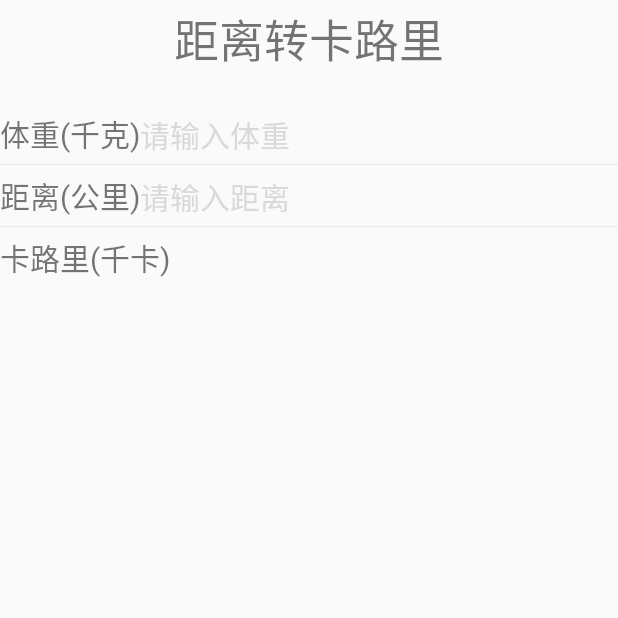
After one commit to skyinu/RunMap, an Android app: the CalorieActivity screen opened directly, with no data from a screen before it, on a phone screen of 412 x 824 dp, the top half of it. The commit adds this screen. Run offline under Robolectric (Android 15) with nearby library versions, the phone set to English and light mode, and no system bars.

Commit message:
add new function about distance to carlorie

```diff
--- a/app/src/main/AndroidManifest.xml
+++ b/app/src/main/AndroidManifest.xml
@@ -47,6 +47,7 @@
         <activity android:name=".activity.MainActivity"/>
         <activity android:name=".activity.ReviewActivity"/>
         <activity android:name=".activity.BuildingActivity"/>
+        <activity android:name=".activity.CalorieActivity"/>
         <activity android:name=".wxapi.WXEntryActivity"
             android:label="@string/app_name"
             android:exported="true"
--- /dev/null
+++ b/app/src/main/java/com/stdnull/runmap/activity/CalorieActivity.java
@@ -0,0 +1,57 @@
+package com.stdnull.runmap.activity;
+
+import android.os.Bundle;
+import android.text.Editable;
+import android.text.TextWatcher;
+import android.widget.EditText;
+import android.widget.TextView;
+
+import com.stdnull.runmap.R;
+
+/**
+ * Created by chen on 2017/2/14.
+ */
+
+public class CalorieActivity extends BaseActivity implements TextWatcher{
+    private EditText mEditWeight;
+    private EditText mEditDistance;
+    private TextView mTvCalorie;
+    @Override
+    protected void onCreate(Bundle savedInstanceState) {
+        super.onCreate(savedInstanceState);
+        setContentView(R.layout.activity_calorie);
+        initView();
+    }
+
+    private void initView() {
+        mEditDistance = (EditText) findViewById(R.id.edit_distance);
+        mEditWeight = (EditText) findViewById(R.id.edit_weight);
+        mTvCalorie = (TextView) findViewById(R.id.text_calorie);
+        mEditWeight.addTextChangedListener(this);
+        mEditDistance.addTextChangedListener(this);
+    }
+
+    @Override
+    public void beforeTextChanged(CharSequence s, int start, int count, int after) {
+
+    }
+
+    @Override
+    public void onTextChanged(CharSequence s, int start, int before, int count) {
+
+    }
+
+    @Override
+    public void afterTextChanged(Editable s) {
+        String distance = mEditDistance.getText().toString();
+        String weight = mEditWeight.getText().toString();
+        try{
+            float dis = Float.valueOf(distance);
+            float wei = Float.valueOf(weight);
+            float res = dis * wei * 1.036F;
+            mTvCalorie.setText(res+"");
+        }catch (Exception e){
+
+        }
+    }
+}
--- /dev/null
+++ b/app/src/main/res/layout/activity_calorie.xml
@@ -0,0 +1,92 @@
+<?xml version="1.0" encoding="utf-8"?>
+<LinearLayout
+    xmlns:android="http://schemas.android.com/apk/res/android"
+    android:orientation="vertical"
+    android:layout_width="match_parent"
+    android:layout_height="match_parent"
+    android:paddingTop="3dp"
+    android:paddingBottom="3dp">
+    <TextView
+        android:gravity="center"
+        android:textSize="30sp"
+        android:text="@string/string_distance_to_carlorie"
+        android:layout_width="match_parent"
+        android:layout_height="wrap_content"
+        />
+    <LinearLayout
+        android:paddingTop="5dp"
+        android:paddingBottom="5dp"
+        android:layout_marginTop="20dp"
+        android:layout_width="match_parent"
+        android:layout_height="wrap_content"
+        android:orientation="horizontal">
+        <TextView
+            android:gravity="center_vertical|right"
+            android:textSize="20sp"
+            android:layout_width="wrap_content"
+            android:layout_height="wrap_content"
+            android:text="@string/string_weight_unit"/>
+        <EditText
+            android:textColorHint="@color/color_gray"
+            android:hint="@string/hint_input_weight"
+            android:inputType="numberDecimal"
+            android:id="@+id/edit_weight"
+            android:background="@null"
+            android:textSize="20sp"
+            android:layout_width="0dp"
+            android:layout_weight="1"
+            android:layout_height="wrap_content" />
+    </LinearLayout>
+    <View
+        android:background="@color/color_dim_gray"
+        android:layout_width="match_parent"
+        android:layout_height="0.5dp"/>
+    <LinearLayout
+        android:layout_width="match_parent"
+        android:layout_height="wrap_content"
+        android:orientation="horizontal"
+        android:paddingTop="5dp"
+        android:paddingBottom="5dp">
+        <TextView
+            android:gravity="center_vertical|right"
+            android:textSize="20sp"
+            android:layout_width="wrap_content"
+            android:layout_height="wrap_content"
+            android:text="@string/distance_unit"/>
+        <EditText
+            android:hint="@string/hint_input_distance"
+            android:inputType="numberDecimal"
+            android:textColorHint="@color/color_gray"
+            android:id="@+id/edit_distance"
+            android:background="@null"
+            android:textSize="20sp"
+            android:layout_width="0dp"
+            android:layout_weight="1"
+            android:layout_height="wrap_content" />
+    </LinearLayout>
+
+    <View
+        android:background="@color/color_dim_gray"
+        android:layout_width="match_parent"
+        android:layout_height="0.5dp"/>
+    <LinearLayout
+        android:layout_width="match_parent"
+        android:layout_height="wrap_content"
+        android:paddingTop="5dp"
+        android:paddingBottom="5dp">
+        <TextView
+            android:gravity="center_vertical|right"
+            android:textSize="20sp"
+            android:text="@string/string_calorie_unit"
+            android:layout_width="wrap_content"
+            android:layout_height="wrap_content" />
+        <TextView
+            android:textSize="20sp"
+            android:id="@+id/text_calorie"
+            android:layout_width="0dp"
+            android:layout_weight="1"
+            android:layout_height="wrap_content" />
+    </LinearLayout>
+
+
+</LinearLayout>
--- a/app/src/main/res/values/strings.xml
+++ b/app/src/main/res/values/strings.xml
@@ -12,6 +12,7 @@
     <string name="need_network">应用需要打开网络,以便提供服务</string>
     <string name="string_track_review">轨迹回放</string>
     <string name="string_most_stayed">地点停留</string>
+    <string name="string_distance_to_carlorie">距离转卡路里</string>
     <string name="string_empty_tips">啊哦，还没有数据...</string>
     <string name="string_msg_exit_hint">正在统计数据，是否确认退出?</string>
     <string name="string_msg_app_background">应用已进入后台</string>
@@ -24,4 +25,8 @@
     <string name="errcode_deny">发送被拒绝</string>
     <string name="errcode_unsupported">不支持错误</string>
     <string name="errcode_unknown">发送返回</string>
+    <string name="string_weight_unit">体重(千克)</string>
+    <string name="string_calorie_unit">卡路里(千卡)</string>
+    <string name="hint_input_weight">请输入体重</string>
+    <string name="hint_input_distance">请输入距离</string>
 </resources>
```
Also changed, not shown: app/src/main/java/com/stdnull/runmap/activity/frag/PersonalFragment.java (+8 -0 lines), app/src/main/java/com/stdnull/runmap/common/RMConfiguration.java (+7 -1 lines), app/src/main/java/com/stdnull/runmap/map/AmLocationHelper.java (+34 -0 lines), app/src/main/java/com/stdnull/runmap/map/AmLocationManager.java (+6 -7 lines), app/src/main/res/layout/fragment_personal.xml (+11 -0 lines), app/src/main/res/mipmap-hdpi/distance_to_calorie.jpg (added).
